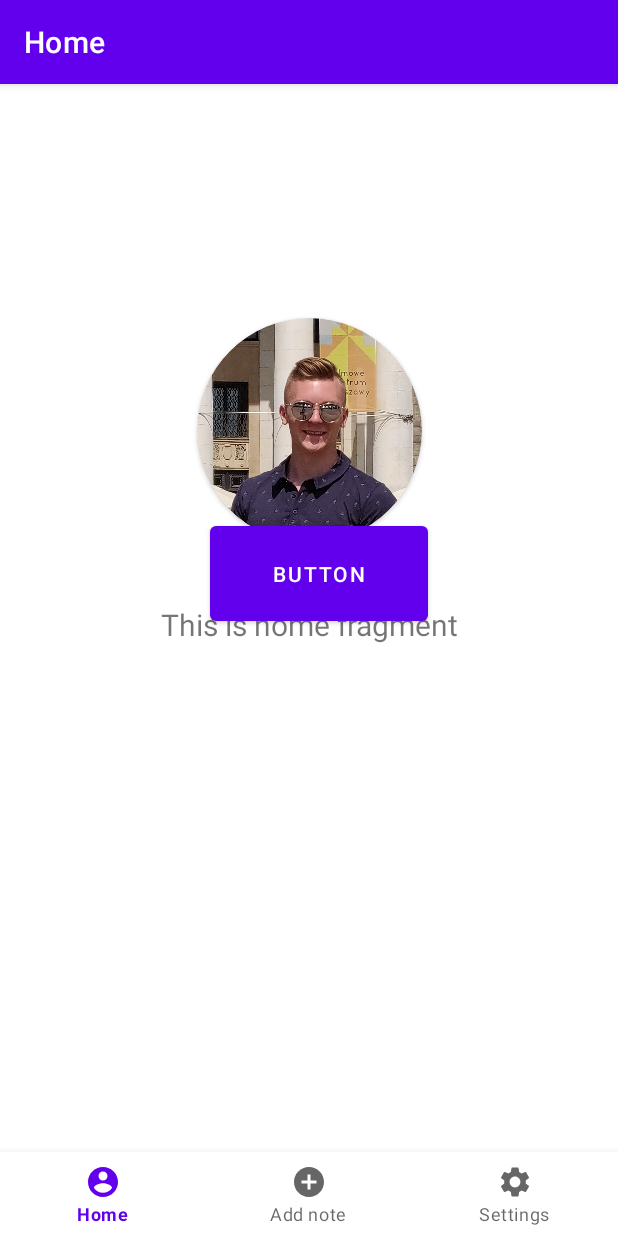
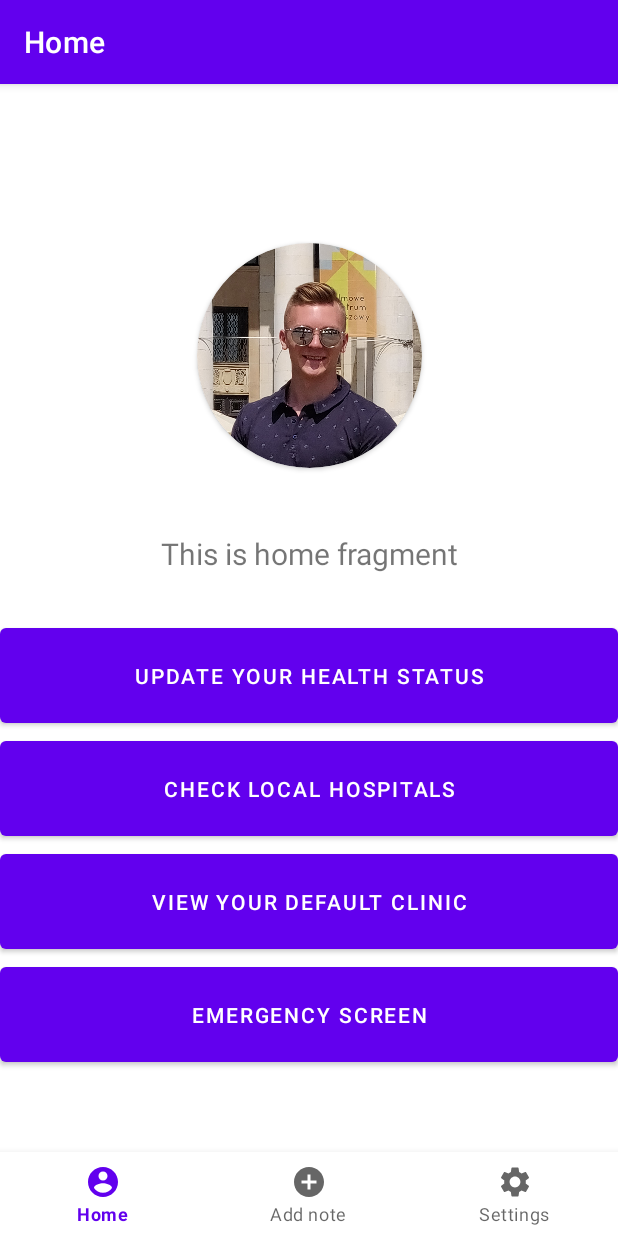
Before and after one commit to pawrob/CovidAppMobi, an Android app: the screen it shows after launch (MainActivity), on a phone screen of 412 x 824 dp. Run offline under Robolectric (Android 15) with nearby library versions, the phone set to English and light mode, and no system bars; our stand-ins replace navigation-ui.

Commit message:
ADDED [Buttons on home screen]

```diff
--- a/app/src/main/java/com/example/covidbook/MainActivity.java
+++ b/app/src/main/java/com/example/covidbook/MainActivity.java
@@ -32,13 +32,6 @@ public class MainActivity extends AppCompatActivity {
         NavigationUI.setupActionBarWithNavController(this, navController, appBarConfiguration);
         NavigationUI.setupWithNavController(navView, navController);
 
-        btn=findViewById(R.id.button);
-        btn.setOnClickListener(new View.OnClickListener() {
-            @Override
-            public void onClick(View v) {
-                startActivity(new Intent(MainActivity.this, MapActivity.class));
-            }
-        });
     }
 
 }
--- a/app/src/main/java/com/example/covidbook/info/image/ImageChooserActivity.java
+++ b/app/src/main/java/com/example/covidbook/info/image/ImageChooserActivity.java
@@ -70,8 +70,8 @@ public class ImageChooserActivity extends AppCompatActivity {
                 Cursor cursor = getContentResolver().query(selectedImage, filePathColumn, null, null, null);
                 cursor.moveToFirst();
                 int columnIndex = cursor.getColumnIndex(filePathColumn[0]);
-                setPicturePath(cursor.getString(columnIndex));
-                //String picturePath = cursor.getString(columnIndex);
+                //setPicturePath(cursor.getString(columnIndex));
+                String picturePath = cursor.getString(columnIndex);
                 cursor.close();
                 imageView.setImageBitmap(BitmapFactory.decodeFile(picturePath));
             }
--- a/app/src/main/java/com/example/covidbook/ui/home/HomeFragment.java
+++ b/app/src/main/java/com/example/covidbook/ui/home/HomeFragment.java
@@ -1,11 +1,13 @@
 package com.example.covidbook.ui.home;
 
+import android.content.Intent;
 import android.graphics.Bitmap;
 import android.graphics.BitmapFactory;
 import android.os.Bundle;
 import android.view.LayoutInflater;
 import android.view.View;
 import android.view.ViewGroup;
+import android.widget.Button;
 import android.widget.ImageView;
 import android.widget.TextView;
 
@@ -15,7 +17,10 @@ import androidx.fragment.app.Fragment;
 import androidx.lifecycle.Observer;
 import androidx.lifecycle.ViewModelProvider;
 
+import com.example.covidbook.MainActivity;
+import com.example.covidbook.MapActivity;
 import com.example.covidbook.R;
+import com.example.covidbook.info.image.ImageChooserActivity;
 
 public class HomeFragment extends Fragment {
 
@@ -33,13 +38,25 @@ public class HomeFragment extends Fragment {
                 textView.setText(s);
             }
         });
+
         final ImageView imageView = root.findViewById(R.id.profile_img);
         homeViewModel.getImage().observe(getViewLifecycleOwner(), new Observer<Bitmap>() {
             @Override
             public void onChanged(@Nullable Bitmap b) {
 //                imageView.setImageBitmap(b);
+//                HomeViewModel.setBmp(BitmapFactory.decodeFile(ImageChooserActivity.getPicturePath()));
             }
         });
+
+        final Button button = root.findViewById(R.id.local_hospitals_button);
+        button.setOnClickListener(new View.OnClickListener() {
+            @Override
+            public void onClick(View v) {
+                startActivity(new Intent(getActivity(), MapActivity.class));
+            }
+        });
+
+
         return root;
     }
 }
--- a/app/src/main/java/com/example/covidbook/ui/home/HomeViewModel.java
+++ b/app/src/main/java/com/example/covidbook/ui/home/HomeViewModel.java
@@ -16,13 +16,22 @@ public class HomeViewModel extends ViewModel {
 
     private MutableLiveData<String> mText;
     private MutableLiveData<Bitmap> mImage;
+    private Bitmap bmp;
 
     public HomeViewModel() {
         mText = new MutableLiveData<>();
         mImage = new MutableLiveData<>();
         mText.setValue("This is home fragment");
-        mImage.setValue(BitmapFactory.decodeFile(ImageChooserActivity.getPicturePath()));
+//        mImage.setValue(bmp);
     }
+
+    public void setmImage(MutableLiveData<Bitmap> mImage) {
+        this.mImage = mImage;
+    }
+
+//    public void setBmp(Bitmap bmp) {
+//        this.bmp = bmp;
+//    }
 
     public LiveData<String> getText() {
         return mText;
--- a/app/src/main/res/layout/activity_main.xml
+++ b/app/src/main/res/layout/activity_main.xml
@@ -6,16 +6,6 @@
     android:layout_width="match_parent"
     android:layout_height="match_parent"
     android:paddingTop="?attr/actionBarSize">
-
-    <Button
-        android:id="@+id/button"
-        android:layout_width="145dp"
-        android:layout_height="75dp"
-        android:layout_marginStart="140dp"
-        android:layout_marginBottom="376dp"
-        android:text="Button"
-        app:layout_constraintBottom_toBottomOf="@+id/nav_host_fragment"
-        app:layout_constraintStart_toStartOf="parent" />
 
     <com.google.android.material.bottomnavigation.BottomNavigationView
         android:id="@+id/nav_view"
--- a/app/src/main/res/layout/fragment_home.xml
+++ b/app/src/main/res/layout/fragment_home.xml
@@ -26,19 +26,19 @@
         android:layout_width="wrap_content"
         android:layout_height="wrap_content"
         android:layout_marginStart="100dp"
-        android:layout_marginTop="100dp"
+        android:layout_marginTop="50dp"
         android:layout_marginEnd="100dp"
+        app:cardBackgroundColor="?android:colorBackground"
         app:cardCornerRadius="250dp"
         app:layout_constraintEnd_toEndOf="parent"
         app:layout_constraintStart_toStartOf="parent"
-        app:layout_constraintTop_toTopOf="parent"
-        app:cardBackgroundColor="?android:colorBackground">
+        app:layout_constraintTop_toTopOf="parent">
 
         <androidx.cardview.widget.CardView
             android:layout_width="150dp"
             android:layout_height="150dp"
+            android:layout_gravity="center"
             app:cardCornerRadius="250dp"
-            android:layout_gravity="center"
             app:layout_constraintEnd_toEndOf="parent"
             app:layout_constraintStart_toStartOf="parent"
             app:layout_constraintTop_toTopOf="parent">
@@ -47,10 +47,45 @@
                 android:id="@+id/profile_img"
                 android:layout_width="150dp"
                 android:layout_height="150dp"
-                android:src="@drawable/profile"
-                android:scaleType="centerCrop"/>
+                android:scaleType="centerCrop"
+                android:src="@drawable/profile" />
 
         </androidx.cardview.widget.CardView>
     </androidx.cardview.widget.CardView>
 
+    <LinearLayout
+        android:layout_width="match_parent"
+        android:layout_height="wrap_content"
+        android:layout_marginTop="30dp"
+        android:orientation="vertical"
+        app:layout_constraintEnd_toEndOf="parent"
+        app:layout_constraintStart_toStartOf="parent"
+        app:layout_constraintTop_toBottomOf="@id/text_home">
+
+        <Button
+            android:id="@+id/status_update_button"
+            android:layout_width="match_parent"
+            android:layout_height="75dp"
+            android:text="Update your health status" />
+
+        <Button
+            android:id="@+id/local_hospitals_button"
+            android:layout_width="match_parent"
+            android:layout_height="75dp"
+            android:text="Check local hospitals" />
+
+        <Button
+            android:id="@+id/default_clinic_button"
+            android:layout_width="match_parent"
+            android:layout_height="75dp"
+            android:text="View your default clinic" />
+
+        <Button
+            android:id="@+id/emergency_screen_button"
+            android:layout_width="match_parent"
+            android:layout_height="75dp"
+            android:text="Emergency screen" />
+
+    </LinearLayout>
+
 </androidx.constraintlayout.widget.ConstraintLayout>
```
